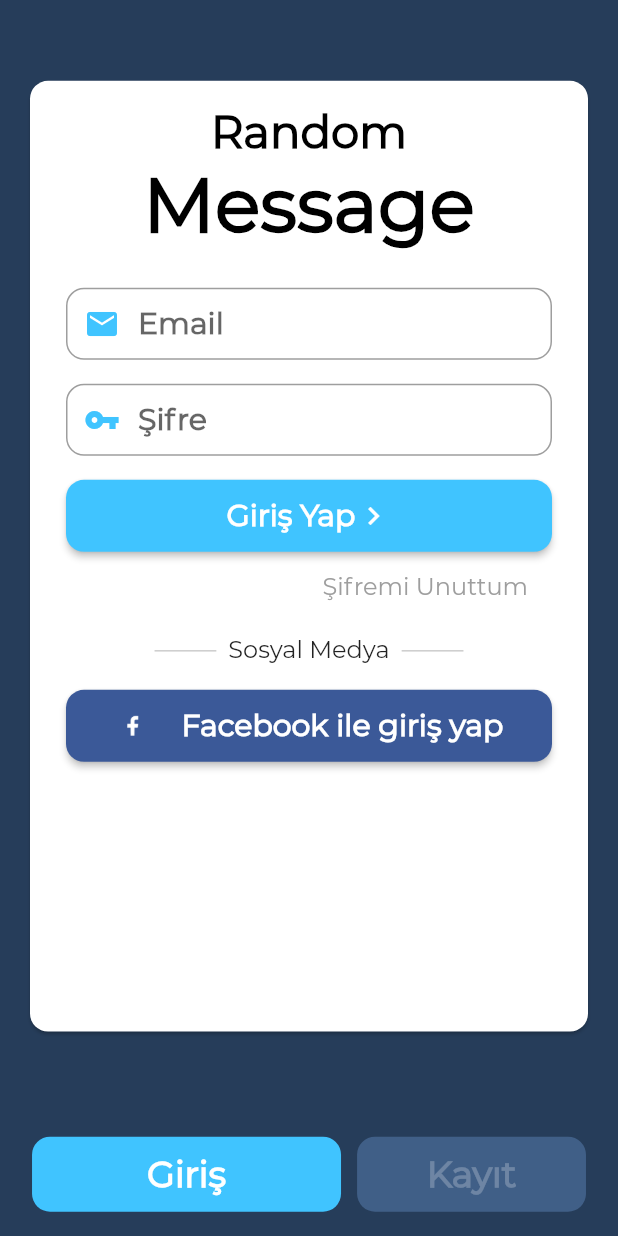
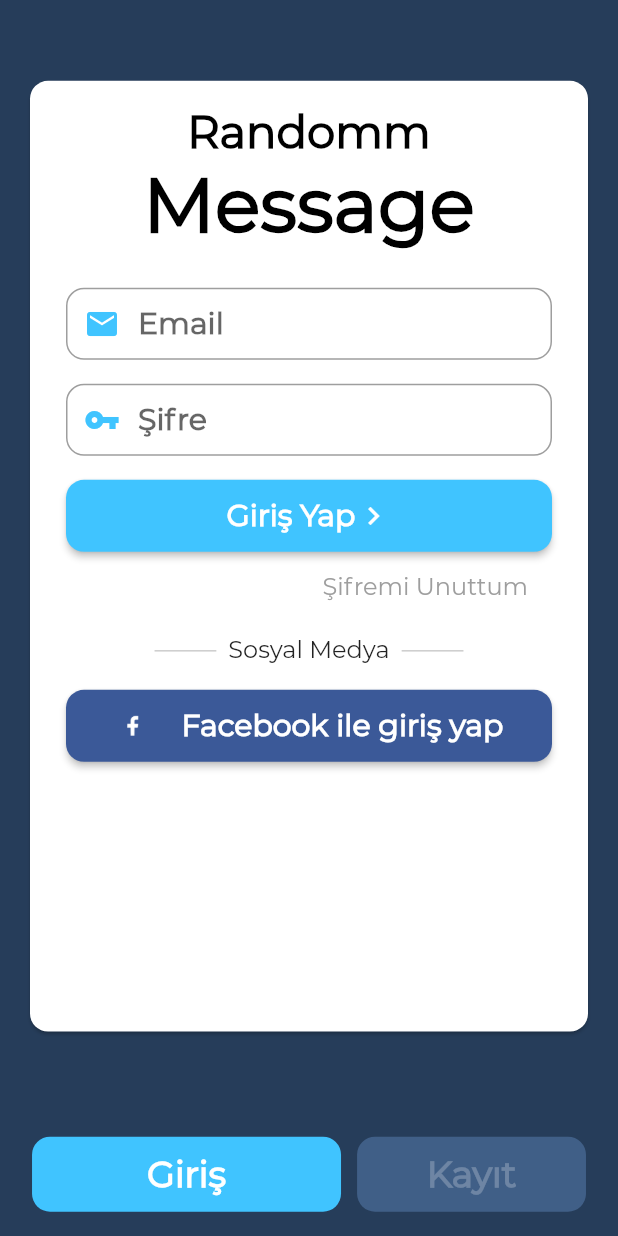
Before and after one commit to cgrbyk/RandomMessage, a Flutter app: the screen it shows after launch, on a phone screen of 412 x 824 dp. Run offline on Flutter 3.47's test engine with Material 2 defaults, Android fonts, the phone set to English and light mode, and no system bars; drawn by our look-alikes of auto_size_text; our stand-ins replace flutter_local_notifications, sqflite; accounts and stored records are empty; project files that could hold a hidden picture were left out.

Commit message:
github testleri

```diff
--- a/lib/main.dart
+++ b/lib/main.dart
@@ -96,7 +96,7 @@ class _MyAppState extends State<MyApp> {
               Align(
                 alignment: Alignment.center,
                 child: Text(
-                  'Random',
+                  'Randomm',
                   style: TextStyle(
                       fontFamily: 'Montserrat',
                       fontWeight: FontWeight.bold,
```
